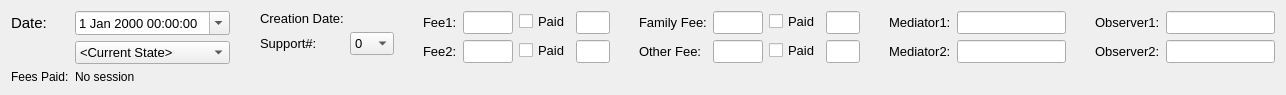
Before: the Qt Designer form drc/gui/mediationsessionform.ui in lansdon/cpts483_drc, drawn with Qt 5.
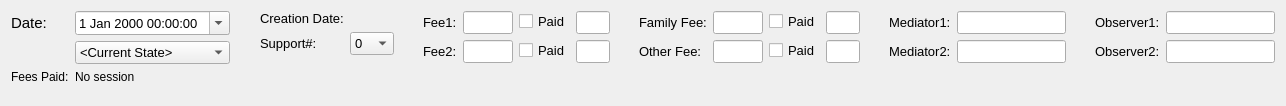
After: the same form once the commit is applied.

Patch:
```diff
--- a/drc/gui/mediationsessionform.ui
+++ b/drc/gui/mediationsessionform.ui
@@ -7,11 +7,11 @@
     <x>0</x>
     <y>0</y>
     <width>1286</width>
-    <height>91</height>
+    <height>106</height>
    </rect>
   </property>
   <property name="sizePolicy">
-   <sizepolicy hsizetype="Expanding" vsizetype="Fixed">
+   <sizepolicy hsizetype="Preferred" vsizetype="Preferred">
     <horstretch>0</horstretch>
     <verstretch>0</verstretch>
    </sizepolicy>
```
